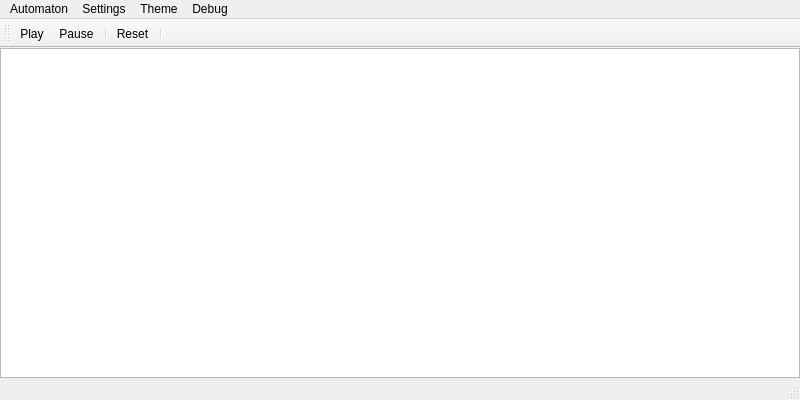
Above: src/mainwindow.ui from ryandancy/cellular-automata before the change. Below: the same form after it.
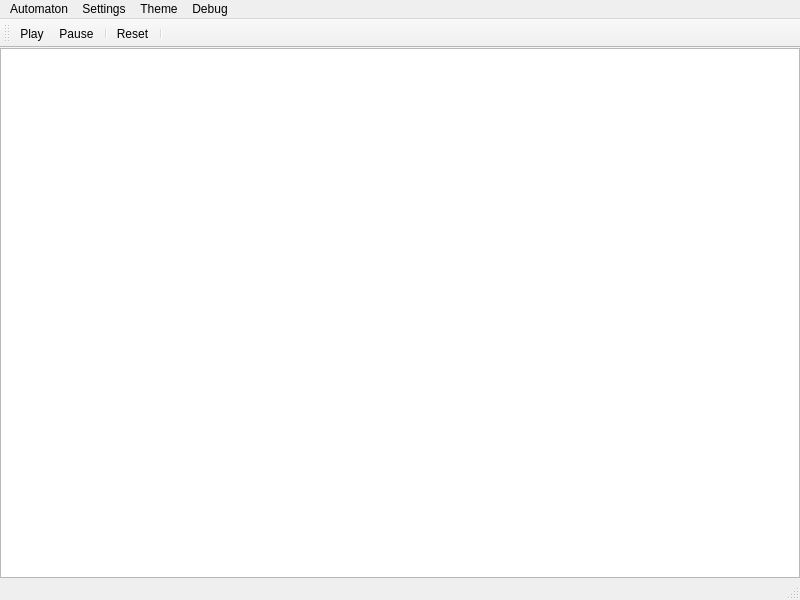
That is the form after the change.

Commit message:
Make default size larger, detect macOS dark mode
Increase the default height so that it looks less rectangular.

Add a preprocessor-guarded macOS-specific dark mode detector for
macOS 10.14 dark mode. If we detect dark mode by running
"defaults read -g AppleInterfaceStyle" and detecting the output as
"Dark\n", we change the default theme to dark. Now my eyes won't be
ruined.

Diff of the .ui file:
```diff
--- a/src/mainwindow.ui
+++ b/src/mainwindow.ui
@@ -7,7 +7,7 @@
         <x>0</x>
         <y>0</y>
         <width>800</width>
-        <height>400</height>
+        <height>600</height>
       </rect>
     </property>
     <property name="sizePolicy">
```
The commit also changes 1 other file.
